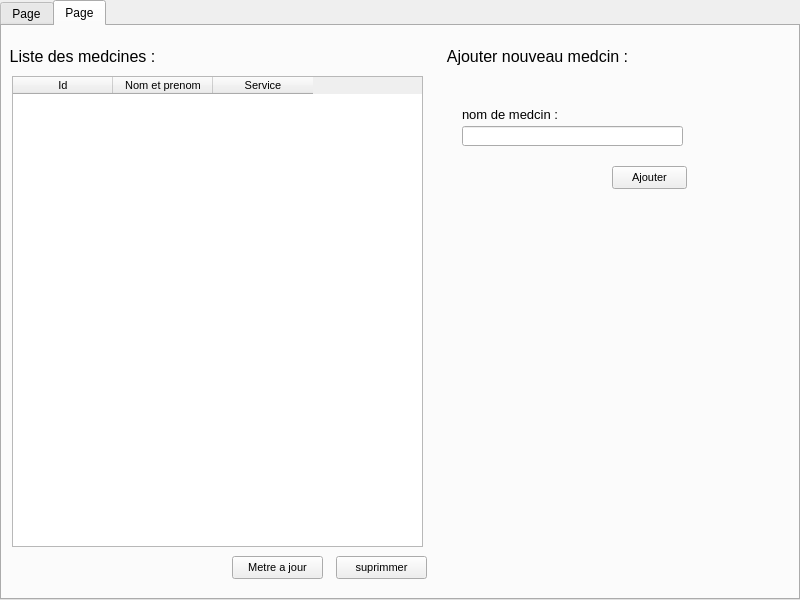
Old version of the form ui/urgence.ui in the repository otmanLAHRECHE/EPSP_Garde_Project.
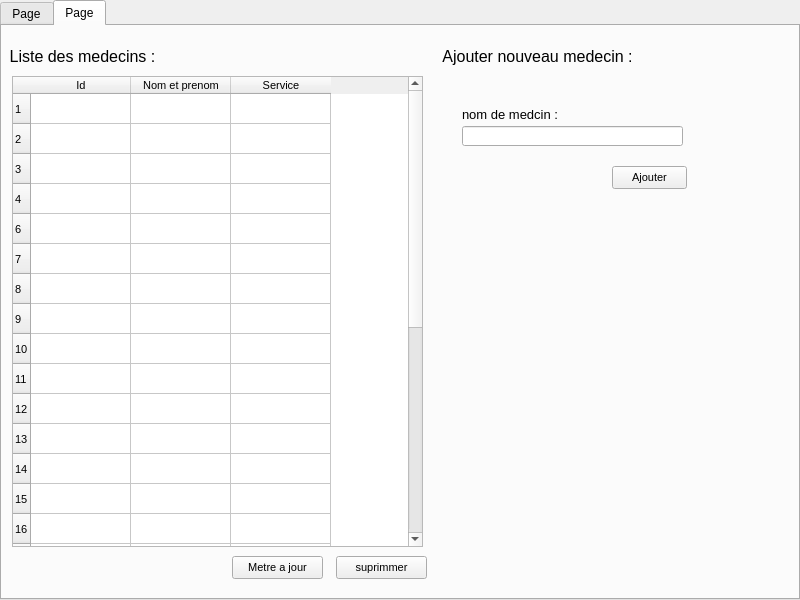
New version of the form. Icons and pictures are not drawn.

What changed in the file:
```diff
--- a/ui/urgence.ui
+++ b/ui/urgence.ui
@@ -105,7 +105,7 @@
        </font>
       </property>
       <property name="text">
-       <string>Ajouter nouveau medcin :</string>
+       <string>Ajouter nouveau medecin :</string>
       </property>
       <property name="alignment">
        <set>Qt::AlignCenter</set>
@@ -167,7 +167,7 @@
        </font>
       </property>
       <property name="text">
-       <string>Liste des medcines :</string>
+       <string>Liste des medecins :</string>
       </property>
       <property name="alignment">
        <set>Qt::AlignCenter</set>
@@ -224,6 +224,9 @@
       </property>
      </widget>
      <widget class="QTableWidget" name="tableWidget">
+      <property name="enabled">
+       <bool>true</bool>
+      </property>
       <property name="geometry">
        <rect>
         <x>10</x>
@@ -238,6 +241,152 @@
         <verstretch>0</verstretch>
        </sizepolicy>
       </property>
+      <property name="cursor" stdset="0">
+       <cursorShape>ForbiddenCursor</cursorShape>
+      </property>
+      <property name="editTriggers">
+       <set>QAbstractItemView::NoEditTriggers</set>
+      </property>
+      <row>
+       <property name="text">
+        <string>1</string>
+       </property>
+      </row>
+      <row>
+       <property name="text">
+        <string>2</string>
+       </property>
+      </row>
+      <row>
+       <property name="text">
+        <string>3</string>
+       </property>
+      </row>
+      <row>
+       <property name="text">
+        <string>4</string>
+       </property>
+      </row>
+      <row>
+       <property name="text">
+        <string>6</string>
+       </property>
+      </row>
+      <row>
+       <property name="text">
+        <string>7</string>
+       </property>
+      </row>
+      <row>
+       <property name="text">
+        <string>8</string>
+       </property>
+      </row>
+      <row>
+       <property name="text">
+        <string>9</string>
+       </property>
+      </row>
+      <row>
+       <property name="text">
+        <string>10</string>
+       </property>
+      </row>
+      <row>
+       <property name="text">
+        <string>11</string>
+       </property>
+      </row>
+      <row>
+       <property name="text">
+        <string>12</string>
+       </property>
+      </row>
+      <row>
+       <property name="text">
+        <string>13</string>
+       </property>
+      </row>
+      <row>
+       <property name="text">
+        <string>14</string>
+       </property>
+      </row>
+      <row>
+       <property name="text">
+        <string>15</string>
+       </property>
+      </row>
+      <row>
+       <property name="text">
+        <string>16</string>
+       </property>
+      </row>
+      <row>
+       <property name="text">
+        <string>17</string>
+       </property>
+      </row>
+      <row>
+       <property name="text">
+        <string>18</string>
+       </property>
+      </row>
+      <row>
+       <property name="text">
+        <string>19</string>
+       </property>
+      </row>
+      <row>
+       <property name="text">
+        <string>20</string>
+       </property>
+      </row>
+      <row>
+       <property name="text">
+        <string>21</string>
+       </property>
+      </row>
+      <row>
+       <property name="text">
+        <string>22</string>
+       </property>
+      </row>
+      <row>
+       <property name="text">
+        <string>23</string>
+       </property>
+      </row>
+      <row>
+       <property name="text">
+        <string>24</string>
+       </property>
+      </row>
+      <row>
+       <property name="text">
+        <string>25</string>
+       </property>
+      </row>
+      <row>
+       <property name="text">
+        <string>26</string>
+       </property>
+      </row>
+      <row>
+       <property name="text">
+        <string>27</string>
+       </property>
+      </row>
+      <row>
+       <property name="text">
+        <string>28</string>
+       </property>
+      </row>
+      <row>
+       <property name="text">
+        <string>30</string>
+       </property>
+      </row>
       <column>
        <property name="text">
         <string>Id</string>
```
